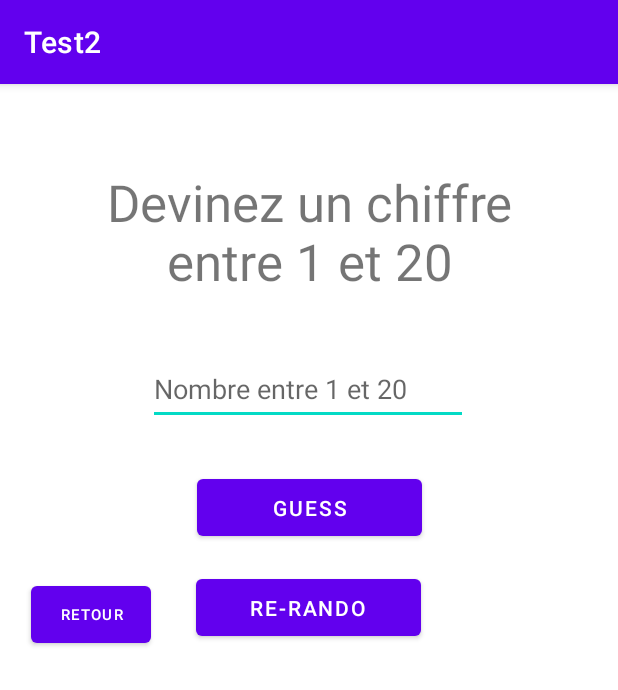
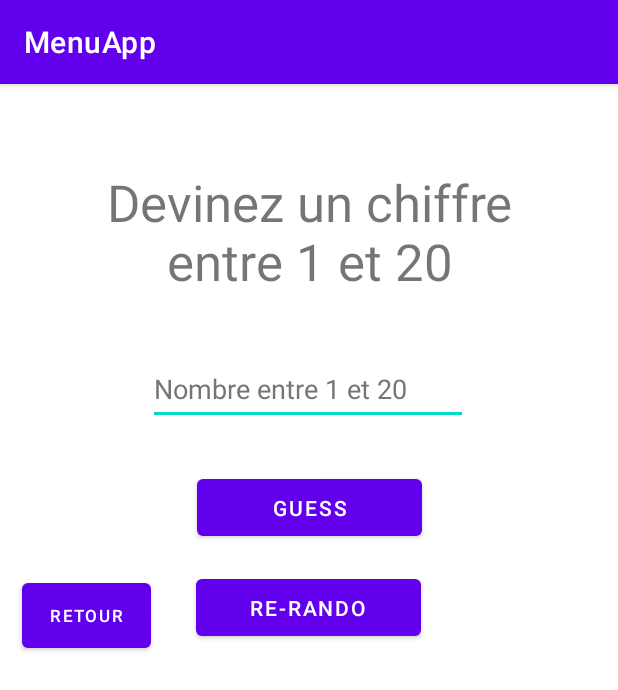
Before and after one commit to Kon-Tact/MenuGame, an Android app: the screen it shows after launch (PlusOuMoins), after a tap on "+ OU -", on a phone screen of 412 x 824 dp. Shown: the top 690 px of the screen. Run offline under Robolectric (Android 15) with nearby library versions, the light colour scheme and no system bars.

Commit message:
New comment

```diff
--- a/app/src/main/java/com/example/test2/MainActivity.java
+++ b/app/src/main/java/com/example/test2/MainActivity.java
@@ -3,7 +3,6 @@ package com.example.test2;
 import androidx.appcompat.app.AppCompatActivity;
 import android.content.Intent;
 import android.os.Bundle;
-import android.view.View;
 import android.widget.Button;
 
 public class MainActivity extends AppCompatActivity {
@@ -16,20 +15,14 @@ public class MainActivity extends AppCompatActivity {
         Button plusOuMoinsBtn = findViewById(R.id.plusOuMoinsBtn);
         Button morpionBtn = findViewById(R.id.morpionBtn);
 
-        plusOuMoinsBtn.setOnClickListener(new View.OnClickListener() {
-            @Override
-            public void onClick(View v) {
-                Intent itPlusOuMoins = new Intent(MainActivity.this, PlusOuMoins.class);
-                startActivity(itPlusOuMoins);
-            }
+        plusOuMoinsBtn.setOnClickListener(v -> {
+            Intent itPlusOuMoins = new Intent(MainActivity.this, PlusOuMoins.class);
+            startActivity(itPlusOuMoins);
         });
 
-        morpionBtn.setOnClickListener(new View.OnClickListener() {
-            @Override
-            public void onClick(View v) {
-                Intent itMorpion = new Intent(MainActivity.this, Morpion.class);
-                startActivity(itMorpion);
-            }
+        morpionBtn.setOnClickListener(v -> {
+            Intent itMorpion = new Intent(MainActivity.this, Morpion.class);
+            startActivity(itMorpion);
         });
     }
 }
--- a/app/src/main/java/com/example/test2/PlusOuMoins.java
+++ b/app/src/main/java/com/example/test2/PlusOuMoins.java
@@ -2,10 +2,8 @@ package com.example.test2;
 
 import android.content.Intent;
 import android.os.Bundle;
-import android.view.View;
 import android.widget.Button;
 import android.widget.EditText;
-import android.widget.TextView;
 import android.widget.Toast;
 
 import androidx.annotation.Nullable;
@@ -14,11 +12,9 @@ import androidx.appcompat.app.AppCompatActivity;
 public class PlusOuMoins extends AppCompatActivity {
 
     int nbrRando;
-    // Comment
-
 
     public void randoNbr() {
-        int nbrRando = 1 + (int)(Math.random() * ((20 - 1) + 1));
+        nbrRando = 1 + (int)(Math.random() * ((5 - 1) + 1));
     }
 
     @Override
@@ -28,13 +24,6 @@ public class PlusOuMoins extends AppCompatActivity {
 
         Button guessBtn, changeNbrBtn, backBtn;
         EditText etguessNbr;
-
-        // A demander
-//        Intent intent = getIntent();
-//        String textLinearLayout = intent.getStringExtra("titre_LinearLayout");
-//        TextView textViewTitre = findViewByID(R.id.tvTitre);
-//        textViewTitre.setText(titreLinearLayout);
-
         randoNbr();
 
         //Références avec le layout
@@ -43,11 +32,7 @@ public class PlusOuMoins extends AppCompatActivity {
         etguessNbr = findViewById(R.id.etguessNbr);
         backBtn = findViewById(R.id.backBtn);
 
-
-
-        guessBtn.setOnClickListener(new View.OnClickListener() {
-            @Override
-            public void onClick(View v) {
+        guessBtn.setOnClickListener(v -> {
 
             int essai = Integer.parseInt(etguessNbr.getText().toString());
             if (essai == nbrRando){
@@ -58,24 +43,17 @@ public class PlusOuMoins extends AppCompatActivity {
                         Toast.LENGTH_SHORT).show();
             }
 
-            }
         });
 
-        changeNbrBtn.setOnClickListener(new View.OnClickListener() {
-            @Override
-            public void onClick(View v) {
+        changeNbrBtn.setOnClickListener(v -> {
             randoNbr();
             Toast.makeText(PlusOuMoins.this, "Le chiffre a été actualisé",
                     Toast.LENGTH_SHORT).show();
-            }
         });
 
-        backBtn.setOnClickListener(new View.OnClickListener() {
-            @Override
-            public void onClick(View v) {
+        backBtn.setOnClickListener(v -> {
             Intent itRetourMenu = new Intent(PlusOuMoins.this, MainActivity.class);
             startActivity(itRetourMenu);
-            }
         });
 
     }
--- a/app/src/main/res/layout/activity_main.xml
+++ b/app/src/main/res/layout/activity_main.xml
@@ -11,7 +11,7 @@
         android:layout_width="180dp"
         android:layout_height="70dp"
         android:layout_marginBottom="30dp"
-        android:text="+ ou -"
+        android:text="@string/plusoumoins_button"
         android:textSize="24sp"
         app:layout_constraintBottom_toTopOf="@+id/morpionBtn"
         app:layout_constraintEnd_toEndOf="parent"
@@ -24,7 +24,7 @@
         android:id="@+id/morpionBtn"
         android:layout_width="180dp"
         android:layout_height="70dp"
-        android:text="MORPION"
+        android:text="@string/morpion"
         android:textSize="24sp"
         app:layout_constraintBottom_toBottomOf="parent"
         app:layout_constraintEnd_toEndOf="parent"
--- a/app/src/main/res/layout/plusoumoins.xml
+++ b/app/src/main/res/layout/plusoumoins.xml
@@ -9,7 +9,7 @@
         android:id="@+id/guessBtn"
         android:layout_width="150dp"
         android:layout_height="50dp"
-        android:text="Guess"
+        android:text="@string/guess_button"
         app:layout_constraintBottom_toBottomOf="parent"
         app:layout_constraintEnd_toEndOf="parent"
         app:layout_constraintStart_toStartOf="parent"
@@ -21,10 +21,12 @@
         android:layout_width="wrap_content"
         android:layout_height="wrap_content"
         android:layout_marginBottom="30dp"
+        android:autofillHints=""
         android:ems="10"
-        android:hint="Nombre entre 1 et 20"
+        android:hint="@string/hint_etguessnbr"
         android:inputType="textPersonName"
         android:minHeight="48dp"
+        android:textColorHint="#757575"
         app:layout_constraintBottom_toTopOf="@+id/guessBtn"
         app:layout_constraintEnd_toEndOf="parent"
         app:layout_constraintHorizontal_bias="0.497"
@@ -37,7 +39,7 @@
         android:layout_width="341dp"
         android:layout_height="103dp"
         android:gravity="center"
-        android:text="Devinez un chiffre entre 1 et 20"
+        android:text="@string/guess_textview"
         android:textSize="34sp"
         app:layout_constraintBottom_toTopOf="@+id/etguessNbr"
         app:layout_constraintEnd_toEndOf="parent"
@@ -50,7 +52,7 @@
         android:id="@+id/changeNbrBtn"
         android:layout_width="150dp"
         android:layout_height="50dp"
-        android:text="Re-rando"
+        android:text="@string/re_rando_button"
         app:layout_constraintBottom_toBottomOf="parent"
         app:layout_constraintEnd_toEndOf="parent"
         app:layout_constraintHorizontal_bias="0.498"
@@ -70,11 +72,11 @@
 
     <Button
         android:id="@+id/backBtn"
-        android:layout_width="80dp"
-        android:layout_height="50dp"
+        android:layout_width="86dp"
+        android:layout_height="55dp"
         android:layout_marginEnd="30dp"
-        android:text="Retour"
-        android:textSize="10sp"
+        android:text="@string/back_button_plusoumoins"
+        android:textSize="11sp"
         app:layout_constraintBottom_toBottomOf="parent"
         app:layout_constraintEnd_toStartOf="@+id/changeNbrBtn"
         app:layout_constraintHorizontal_bias="1.0"
--- a/app/src/main/res/values/strings.xml
+++ b/app/src/main/res/values/strings.xml
@@ -1,3 +1,12 @@
 <resources>
-    <string name="app_name">Test2</string>
+    <string name="app_name">MenuApp</string>
+    <string name="guess_button">GUESS</string>
+    <string name="re_rando_button">RE-RANDO</string>
+    <string name="back_button_plusoumoins">Retour</string>
+    <string name="back_button_morpion">Retour</string>
+    <string name="guess_textview">Devinez un chiffre entre 1 et 20</string>
+    <string name="hint_etguessnbr">Nombre entre 1 et 20</string>
+    <string name="plusoumoins_button">+ OU -</string>
+    <string name="morpion">MORPION</string>
+    <string name="info_morpion_textview">Désolé le jeu de morpion n&quot;est pas encore fonctionnel</string>
 </resources>
```
Also changed, not shown: app/src/main/AndroidManifest.xml (+17 -0 lines), app/src/main/java/com/example/test2/ChibiCharacter.java (added, +48 -0 lines), app/src/main/java/com/example/test2/GameObject.java (added, +61 -0 lines), app/src/main/java/com/example/test2/MiniGame.java (added, +22 -0 lines), app/src/main/java/com/example/test2/Morpion.java (+11 -1 lines), app/src/main/res/layout/morpion.xml (+10 -11 lines), app/src/main/res/drawable-v24/chibi1.png (added), app/src/main/res/drawable-v24/chibi2.png (added), app/src/main/res/drawable-v24/explosion.png (added), 2 other files. Lines whose indentation alone changed are shown as unchanged.
